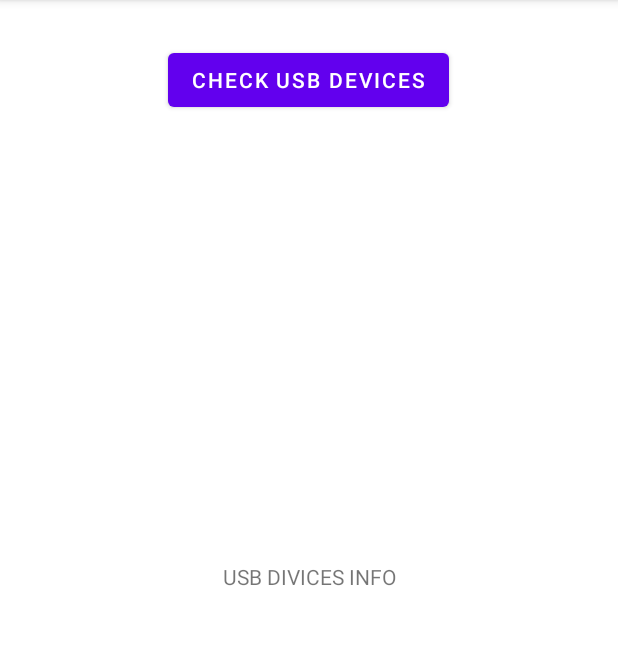
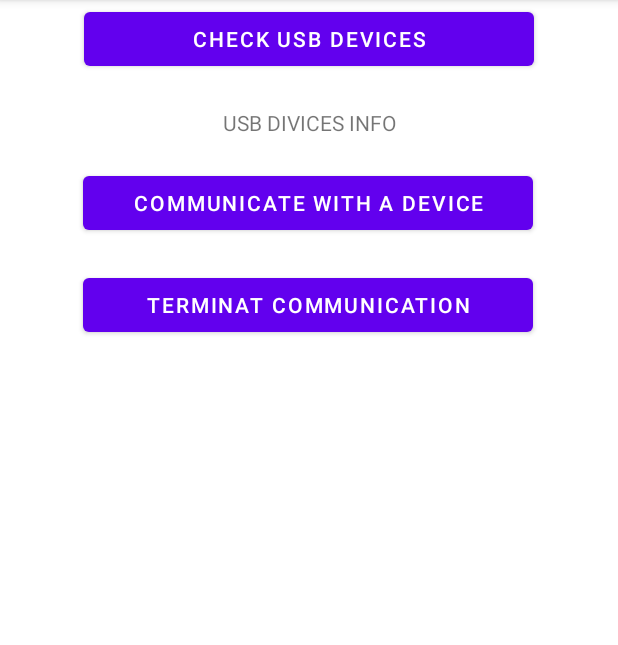
Before and after one commit to YuriyVS/UsbHost, an Android app: the screen it shows after launch (MainActivity), on a phone screen of 412 x 824 dp, the part 84-729 px from its top. Run offline under Robolectric (Android 15) with nearby library versions, the phone set to English and light mode, and no system bars; our stand-ins replace data binding; 6 statements that could not run were skipped.

Commit message:
ver. 1.1 connect usb deviceList

```diff
--- a/app/src/main/res/layout/activity_main.xml
+++ b/app/src/main/res/layout/activity_main.xml
@@ -16,15 +16,17 @@
             android:id="@+id/text_info"
             android:layout_width="wrap_content"
             android:layout_height="wrap_content"
+            android:layout_marginTop="20dp"
             android:text="USB DIVICES INFO"
             app:layout_constraintBottom_toBottomOf="parent"
             app:layout_constraintEnd_toEndOf="parent"
             app:layout_constraintStart_toStartOf="parent"
-            app:layout_constraintTop_toTopOf="parent" />
+            app:layout_constraintTop_toTopOf="parent"
+            app:layout_constraintVertical_bias="0.071" />
 
         <Button
             android:id="@+id/button_check"
-            android:layout_width="wrap_content"
+            android:layout_width="300dp"
             android:layout_height="wrap_content"
             android:onClick="check"
             android:text="Check USB devices"
@@ -35,5 +37,33 @@
             app:layout_constraintTop_toTopOf="parent"
             app:layout_constraintVertical_bias="0.09" />
 
+        <Button
+            android:id="@+id/buttonCommunicate"
+            android:layout_width="300dp"
+            android:layout_height="wrap_content"
+            android:layout_marginTop="20dp"
+            android:onClick="Communicate"
+            android:text="Communicate with a device"
+            app:layout_constraintBottom_toBottomOf="parent"
+            app:layout_constraintEnd_toEndOf="parent"
+            app:layout_constraintHorizontal_bias="0.495"
+            app:layout_constraintStart_toStartOf="parent"
+            app:layout_constraintTop_toBottomOf="@+id/text_info"
+            app:layout_constraintVertical_bias="0.0" />
+
+        <Button
+            android:id="@+id/buttonTerminat"
+            android:layout_width="300dp"
+            android:layout_height="wrap_content"
+            android:layout_marginTop="20dp"
+            android:onClick="Terminat"
+            android:text="Terminat communication"
+            app:layout_constraintBottom_toBottomOf="parent"
+            app:layout_constraintEnd_toEndOf="parent"
+            app:layout_constraintHorizontal_bias="0.495"
+            app:layout_constraintStart_toStartOf="parent"
+            app:layout_constraintTop_toBottomOf="@+id/buttonCommunicate"
+            app:layout_constraintVertical_bias="0.0" />
+
     </androidx.constraintlayout.widget.ConstraintLayout>
 </layout>
--- a/app/src/main/res/xml/device_filter.xml
+++ b/app/src/main/res/xml/device_filter.xml
@@ -1,4 +1,6 @@
 <?xml version="1.0" encoding="utf-8"?>
 <resources>
-    <usb-device vendor-id="1234" product-id="5678" class="255" subclass="66" protocol="1" />
+<!--    <usb-device vendor-id="2385" product-id="5734" class="255" subclass="66" protocol="1" />-->
+    <usb-device vendor-id="2385" product-id="5734"/>
+    <usb-device vendor-id="1423" product-id="25479"/>
 </resources>
```
Also changed, not shown: app/src/main/java/ua/zp/uvs/usbhost/MainActivity.kt (+129 -11 lines).
